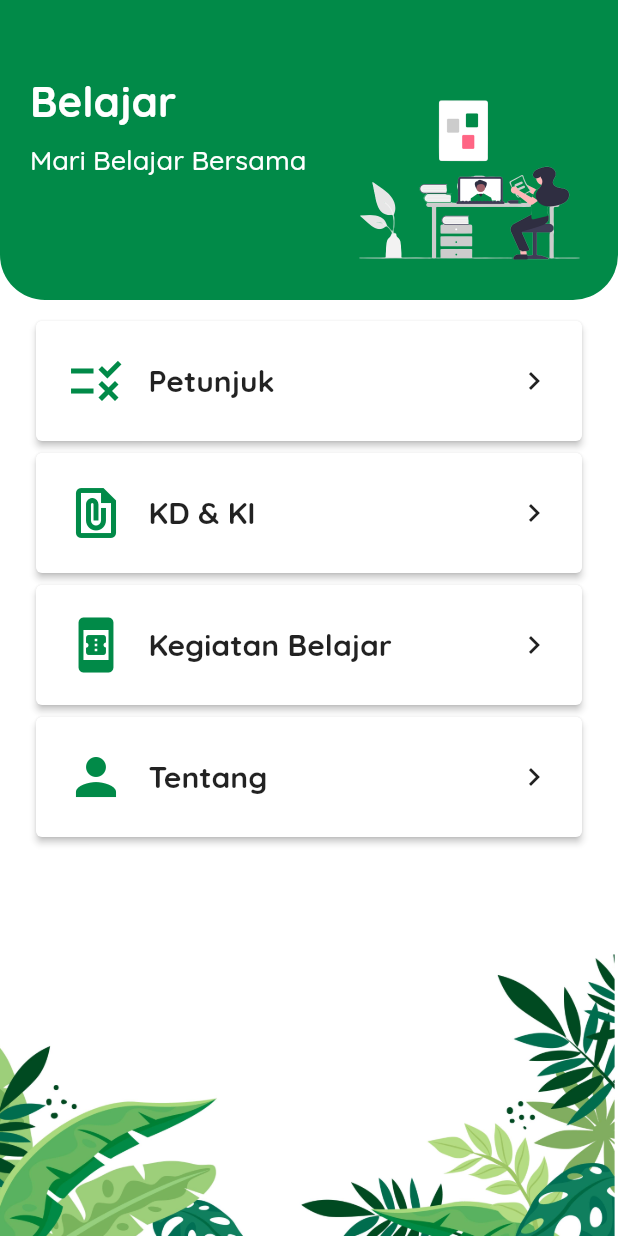
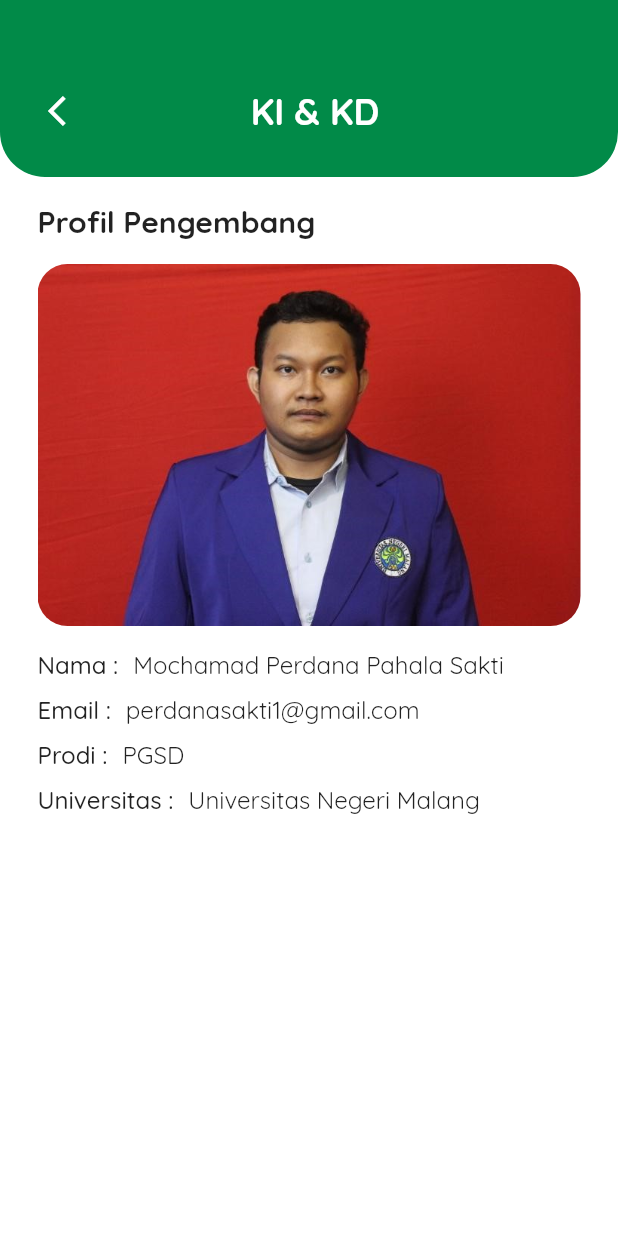
Before and after one commit to yayakyogi/e-modul, a Flutter app: the MainMenu screen opened directly, after a tap on "Tentang", on a phone screen of 412 x 824 dp. Run offline on Flutter 3.47's test engine with Material 2 defaults, Android fonts, the phone set to English and light mode, and no system bars.

Commit message:
fix about page

```diff
--- /dev/null
+++ b/lib/pages/about.dart
@@ -0,0 +1,91 @@
+import 'package:e_modul/themes.dart';
+import 'package:e_modul/widgets/page_title.dart';
+import 'package:flutter/material.dart';
+
+class About extends StatelessWidget {
+  const About({Key? key}) : super(key: key);
+
+  Widget content({required String key, required String value}) {
+    return Container(
+      margin: const EdgeInsets.only(bottom: 10),
+      child: Row(
+        crossAxisAlignment: CrossAxisAlignment.start,
+        children: [
+          Text(
+            key,
+            style: TextStyle(fontSize: 16, fontWeight: medium),
+          ),
+          const SizedBox(width: 10),
+          Expanded(
+            flex: 1,
+            child: Text(
+              value,
+              style: TextStyle(fontSize: 16, fontWeight: regular),
+              textAlign: TextAlign.justify,
+            ),
+          ),
+        ],
+      ),
+    );
+  }
+
+  @override
+  Widget build(BuildContext context) {
+    return SafeArea(
+      top: false,
+      child: Scaffold(
+        backgroundColor: whiteColor,
+        body: Stack(
+          children: [
+            const PageTitle(title: 'KI & KD'),
+            Positioned(
+              top: 95,
+              child: Container(
+                width: MediaQuery.of(context).size.width,
+                padding: const EdgeInsets.only(
+                  right: 25,
+                  left: 25,
+                  top: 40,
+                  bottom: 100,
+                ),
+                child: SingleChildScrollView(
+                  child: Column(
+                    crossAxisAlignment: CrossAxisAlignment.start,
+                    children: [
+                      Text(
+                        'Profil Pengembang',
+                        style: styleTitle,
+                      ),
+                      const SizedBox(height: 16),
+                      ClipRRect(
+                        borderRadius: BorderRadius.circular(20),
+                        child: Image.asset('assets/images/profile.jpg'),
+                      ),
+                      const SizedBox(height: 16),
+                      content(
+                        key: 'Nama :',
+                        value: 'Mochamad Perdana Pahala Sakti',
+                      ),
+                      content(
+                        key: 'Email :',
+                        value: 'perdanasakti1@gmail.com',
+                      ),
+                      content(
+                        key: 'Prodi :',
+                        value: 'PGSD',
+                      ),
+                      content(
+                        key: 'Universitas :',
+                        value: 'Universitas Negeri Malang',
+                      ),
+                    ],
+                  ),
+                ),
+              ),
+            )
+          ],
+        ),
+      ),
+    );
+  }
+}
--- a/lib/pages/main_menu.dart
+++ b/lib/pages/main_menu.dart
@@ -1,3 +1,4 @@
+import 'package:e_modul/pages/about.dart';
 import 'package:e_modul/pages/instruction.dart';
 import 'package:e_modul/pages/ki_kd.dart';
 import 'package:e_modul/themes.dart';
@@ -95,7 +96,12 @@ class MainMenu extends StatelessWidget {
                     CardMainMenu(
                       text: 'Tentang',
                       icon: Icons.person,
-                      onPressed: () {},
+                      onPressed: () => Navigator.push(
+                        context,
+                        MaterialPageRoute(
+                          builder: (context) => const About(),
+                        ),
+                      ),
                     ),
                   ],
                 ),
```
Also changed, not shown: assets/images/profile.jpg (added).
